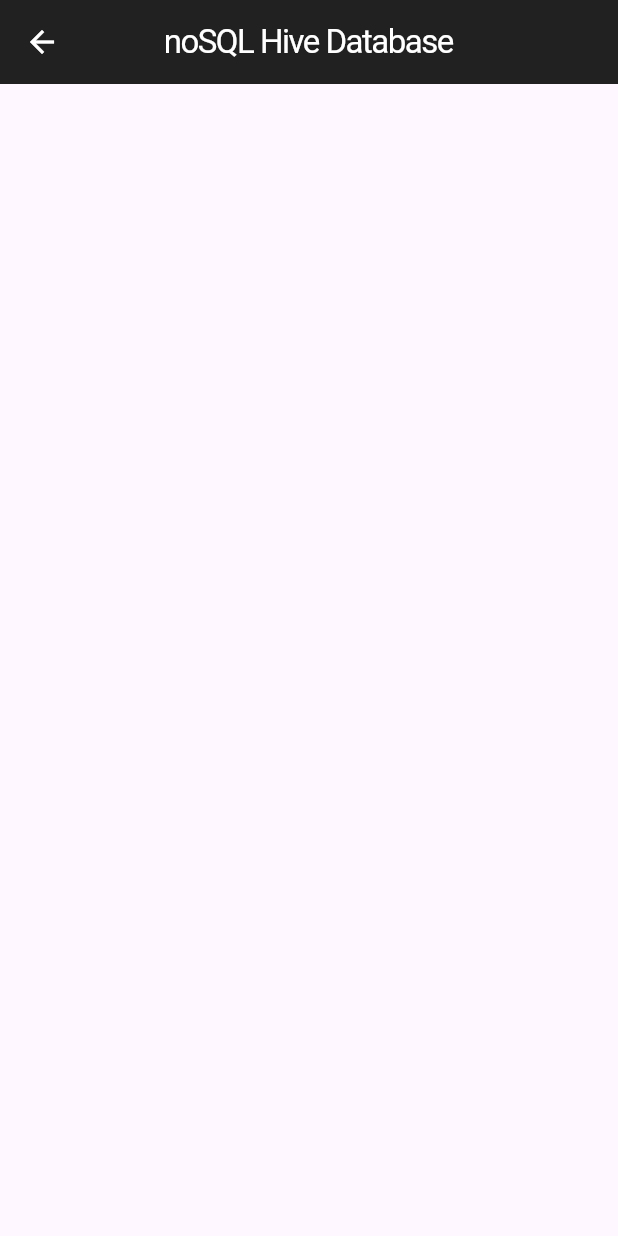
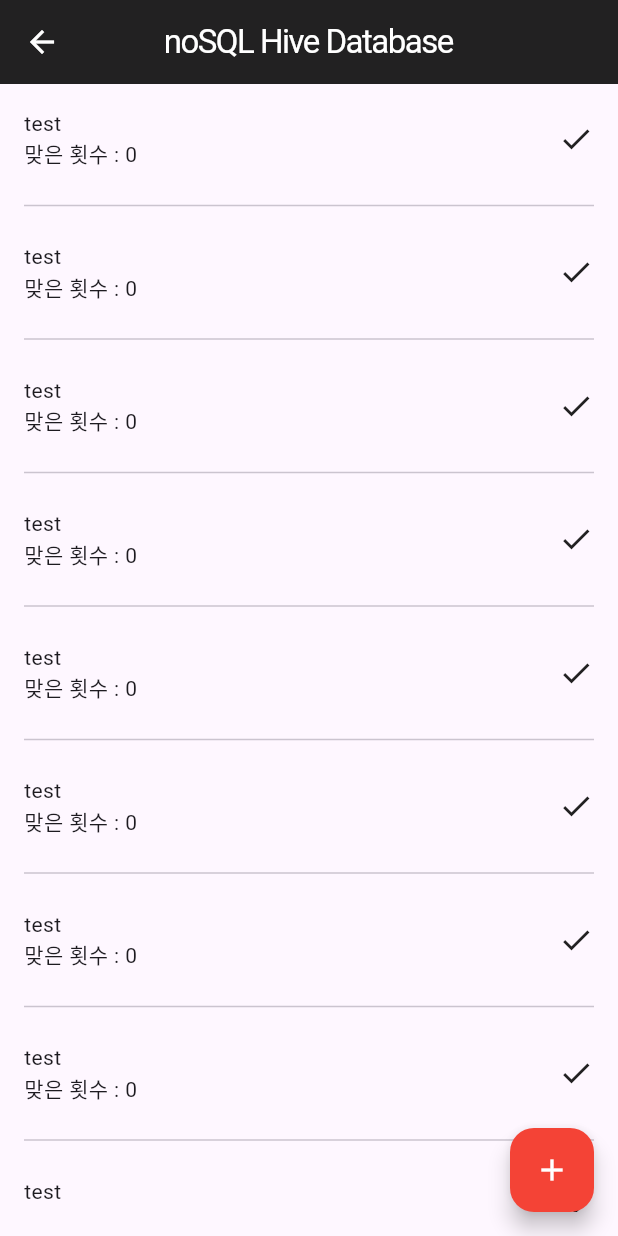
Before and after one commit to killkch/cases, a Flutter app: the HiveDatabasePage screen opened directly, on a phone screen of 412 x 824 dp. Run offline on Flutter 3.47's test engine with Material 3 defaults, Android fonts, the phone set to English and light mode, and no system bars; our stand-ins replace flutter_native_splash, get, get_storage, hive, hive_flutter; accounts and stored records are empty; statements that could not run were skipped.

Commit message:
[2024.07.24] hive database setting

```diff
--- /dev/null
+++ b/lib/hive_database/component/word_card.dart
@@ -0,0 +1,48 @@
+import 'package:flutter/material.dart';
+
+class WordCard extends StatelessWidget {
+  final GestureTapCallback onBodyTap;
+  final GestureTapCallback onCheckTap;
+  final String engWord;
+  final String korWord;
+  final int correctCount;
+
+  WordCard({
+    required this.onBodyTap,
+    required this.onCheckTap,
+    required this.engWord,
+    required this.korWord,
+    required this.correctCount,
+  });
+
+  @override
+  Widget build(BuildContext context) {
+    return Row(
+      children: [
+        Expanded(
+          child: GestureDetector(
+            behavior: HitTestBehavior.opaque,
+            onTap: onBodyTap,
+            child: Column(
+              crossAxisAlignment: CrossAxisAlignment.stretch,
+              children: [
+                Text(
+                  engWord,
+                ),
+                Text(
+                  '맞은 횟수 : $correctCount',
+                ),
+              ],
+            ),
+          ),
+        ),
+        GestureDetector(
+          onTap: onCheckTap,
+          child: Icon(
+            Icons.check,
+          ),
+        ),
+      ],
+    );
+  }
+}
--- a/lib/hive_database/hive_database_page.dart
+++ b/lib/hive_database/hive_database_page.dart
@@ -1,3 +1,5 @@
+import 'package:cases/hive_database/add_screen.dart';
+import 'package:cases/hive_database/component/word_card.dart';
 import 'package:flutter/material.dart';
 
 class HiveDatabasePage extends StatefulWidget {
@@ -28,6 +30,38 @@
             ),
           ),
         ),
+        floatingActionButton: FloatingActionButton(
+          backgroundColor: Colors.red,
+          onPressed: () {
+            Navigator.of(context).push(
+              MaterialPageRoute(builder: (_) => AddScreen()),
             );
+          },
+          child: Icon(
+            color: Colors.white,
+            Icons.add,
+          ),
+        ),
+        body: Padding(
+          padding: const EdgeInsets.all(16.0),
+          child: ListView.separated(
+            itemBuilder: (_, index) {
+              return WordCard(
+                onBodyTap: () {},
+                onCheckTap: () {},
+                engWord: 'test',
+                korWord: '테스트',
+                correctCount: 0,
+              );
+            },
+            separatorBuilder: (_, index) {
+              return Padding(
+                padding: const EdgeInsets.symmetric(vertical: 16.0),
+                child: Divider(),
+              );
+            },
+            itemCount: 50,
+          ),
+        ));
   }
 }
```
Also changed, not shown: lib/hive_database/add_screen.dart (added, +115 -0 lines). Lines whose indentation alone changed are shown as unchanged.
